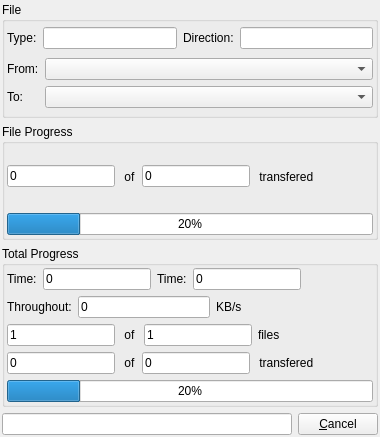
Old version of the form src/progressdialog.ui in the repository kitech/nullfxp.
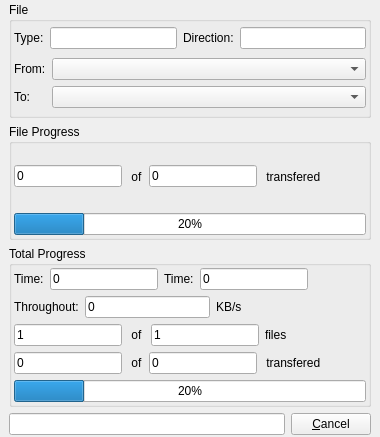
New version of the form.

Patch:
```diff
--- a/src/progressdialog.ui
+++ b/src/progressdialog.ui
@@ -14,13 +14,13 @@
   </property>
   <layout class="QVBoxLayout" >
    <property name="leftMargin" >
-    <number>2</number>
+    <number>9</number>
    </property>
    <property name="topMargin" >
     <number>2</number>
    </property>
    <property name="rightMargin" >
-    <number>2</number>
+    <number>9</number>
    </property>
    <property name="bottomMargin" >
     <number>2</number>
```
